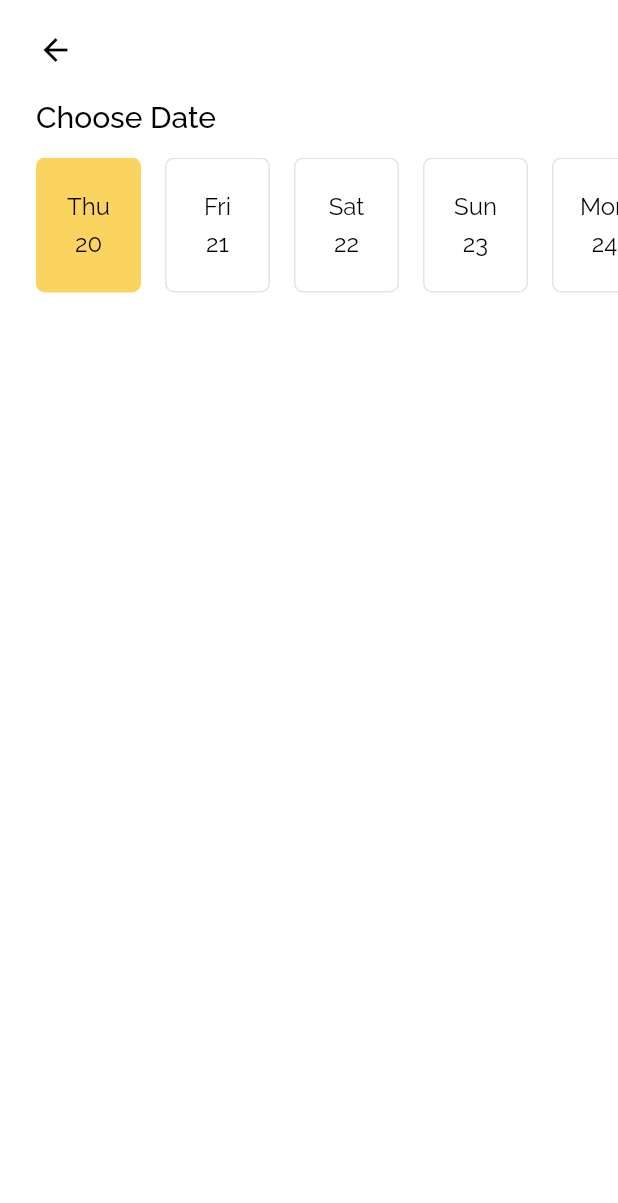
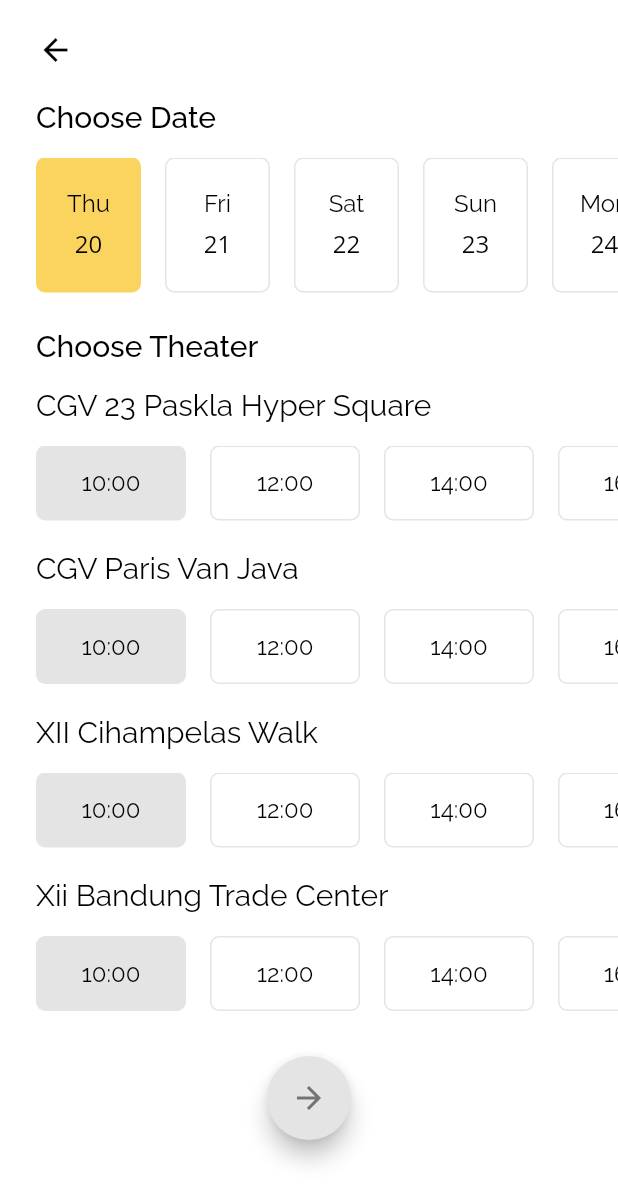
Before and after one commit to MIBR47/Flutix, a Flutter app: the SelectSchedulePage screen opened directly with empty values, on a phone screen of 412 x 824 dp. Shown: the top 1203 px of the screen. Run offline on Flutter 3.47's test engine with Material 2 defaults, Android fonts, the phone set to English and light mode, and no system bars; our stand-ins replace another_flushbar, bloc, cloud_firestore, email_validator, equatable, firebase_auth and 8 more; accounts and stored records are empty; network calls fail.

Commit message:
select seat page

```diff
--- a/lib/bloc/page_bloc.dart
+++ b/lib/bloc/page_bloc.dart
@@ -42,5 +42,8 @@ class PageBloc extends Bloc<PageEvent, PageState> {
     on<GoToSelectSchedulePageEvent>(
       (event, emit) => emit(OnSelectSchedulePageState(event.movieDetail)),
     );
+    on<GoToSelectSeatPageEvent>(
+      (event, emit) => emit(OnSelectSeatPageState(event.ticket)),
+    );
   }
 }
--- a/lib/bloc/page_event.dart
+++ b/lib/bloc/page_event.dart
@@ -53,3 +53,10 @@ class GoToSelectSchedulePageEvent extends PageEvent {
   @override
   List<Object> get props => [movieDetail];
 }
+
+class GoToSelectSeatPageEvent extends PageEvent {
+  final TicketModel ticket;
+  const GoToSelectSeatPageEvent(this.ticket);
+  @override
+  List<Object> get props => [ticket];
+}
--- a/lib/bloc/page_state.dart
+++ b/lib/bloc/page_state.dart
@@ -58,3 +58,10 @@ class OnSelectSchedulePageState extends PageState {
   @override
   List<Object> get props => [movieDetail];
 }
+
+class OnSelectSeatPageState extends PageState {
+  final TicketModel ticket;
+  const OnSelectSeatPageState(this.ticket);
+  @override
+  List<Object> get props => [ticket];
+}
--- a/lib/models/models.dart
+++ b/lib/models/models.dart
@@ -7,3 +7,5 @@ part 'movie.dart';
 part 'promo.dart';
 part 'movie_detail.dart';
 part 'credit.dart';
+part 'theater.dart';
+part 'ticket.dart';
--- /dev/null
+++ b/lib/models/theater.dart
@@ -0,0 +1,15 @@
+part of 'models.dart';
+
+class TheaterModel extends Equatable {
+  final String? name;
+  const TheaterModel(this.name);
+  @override
+  List<Object?> get props => [name];
+}
+
+List<TheaterModel> dummyTheaters = [
+  const TheaterModel("CGV 23 Paskla Hyper Square"),
+  const TheaterModel("CGV Paris Van Java"),
+  const TheaterModel("XII Cihampelas Walk"),
+  const TheaterModel("Xii Bandung Trade Center"),
+];
--- /dev/null
+++ b/lib/models/ticket.dart
@@ -0,0 +1,51 @@
+part of 'models.dart';
+
+class TicketModel extends Equatable {
+  final MovieDetailModel? movieDetail;
+  final TheaterModel? theater;
+  final DateTime? time;
+  final String bookingCode;
+  final List<String>? seats;
+  final String? name;
+  final int totalPrice;
+  const TicketModel(
+      {this.movieDetail,
+      this.theater,
+      this.time,
+      this.bookingCode = "xxxx",
+      this.seats,
+      this.name = '',
+      this.totalPrice = 0});
+
+  TicketModel copyWith({
+    MovieDetailModel? movieDetail,
+    TheaterModel? theater,
+    DateTime? time,
+    String? bookingCode,
+    List<String>? seats,
+    String? name,
+    int? totalPrice,
+  }) =>
+      TicketModel(
+        movieDetail: movieDetail ?? this.movieDetail,
+        theater: theater ?? this.theater,
+        time: time ?? this.time,
+        bookingCode: bookingCode ?? this.bookingCode,
+        seats: seats ?? this.seats,
+        name: name,
+        totalPrice: totalPrice ?? this.totalPrice,
+      );
+
+  String get seatsInString {
+    String s = '';
+
+    for (var seat in seats!) {
+      s += seat + ((seat != seats!.last) ? ', ' : '');
+    }
+    return s;
+  }
+
+  @override
+  List<Object?> get props =>
+      [movieDetail, theater, time, bookingCode, seats, name, totalPrice];
+}
--- a/lib/ui/pages/pages.dart
+++ b/lib/ui/pages/pages.dart
@@ -15,6 +15,7 @@ import 'package:image_picker/image_picker.dart';
 import 'package:intl/intl.dart';
 import 'package:material_design_icons_flutter/material_design_icons_flutter.dart';
 import 'package:provider/provider.dart';
+import 'package:random_string/random_string.dart';
 
 import '../../bloc/bloc.dart';
 
@@ -28,3 +29,4 @@ part 'signUp_page.dart';
 part 'preference_page.dart';
 part 'movie_detail_page.dart';
 part 'select_schedule_page.dart';
+part 'select_seat_page.dart';
--- a/lib/ui/pages/select_schedule_page.dart
+++ b/lib/ui/pages/select_schedule_page.dart
@@ -11,6 +11,9 @@ class SelectSchedulePage extends StatefulWidget {
 class _SelectSchedulePageState extends State<SelectSchedulePage> {
   List<DateTime>? dates;
   DateTime? selectedDate;
+  int? selectedTime;
+  TheaterModel? selectedTheater;
+  bool isValid = false;
 
   @override
   void initState() {
@@ -69,7 +72,7 @@ class _SelectSchedulePageState extends State<SelectSchedulePage> {
                   ],
                 ),
                 Container(
-                    margin: EdgeInsets.fromLTRB(
+                  margin: const EdgeInsets.fromLTRB(
                       defaultMargin, 20, defaultMargin, 16),
                   child: Text(
                     "Choose Date",
@@ -86,9 +89,8 @@ class _SelectSchedulePageState extends State<SelectSchedulePage> {
                       return Container(
                         margin: EdgeInsets.only(
                           left: (index == 0 ? defaultMargin : 0),
-                            right: (index < dates!.length - 1
-                                ? 16
-                                : defaultMargin),
+                          right:
+                              (index < dates!.length - 1 ? 16 : defaultMargin),
                         ),
                         child: DateCard(
                           dates![index],
@@ -103,10 +105,124 @@ class _SelectSchedulePageState extends State<SelectSchedulePage> {
                     },
                   ),
                 ),
-                ],
-              )
+                Container(
+                  margin:
+                      EdgeInsets.fromLTRB(defaultMargin, 0, defaultMargin, 16),
+                  child: Text(
+                    "Choose Theater",
+                    style: blackTextFont.copyWith(fontSize: 20),
+                  ),
+                ),
+                generateTimeTable(),
+                SizedBox(
+                  height: 10,
+                ),
+                Align(
+                  alignment: Alignment.center,
+                  child: BlocBuilder<UserBloc, UserState>(
+                    builder: (_, userState) {
+                      return FloatingActionButton(
+                        backgroundColor:
+                            (isValid) ? mainColor : Color(0xffE4E4E4),
+                        child: Icon(
+                          Icons.arrow_forward,
+                          color: (isValid)
+                              ? Colors.white
+                              : Color.fromARGB(255, 116, 114, 114),
+                        ),
+                        onPressed: () {
+                          if (isValid) {
+                            context.read<PageBloc>().add(
+                                  GoToSelectSeatPageEvent(
+                                    TicketModel(
+                                      movieDetail: widget.movieDetail,
+                                      theater: selectedTheater,
+                                      time: DateTime(
+                                          selectedDate!.year,
+                                          selectedDate!.month,
+                                          selectedDate!.day,
+                                          selectedTime!),
+                                      bookingCode:
+                                          randomAlphaNumeric(12).toUpperCase(),
+                                      seats: null,
+                                      name: (userState as UserLoadedState)
+                                          .user
+                                          .name,
+                                      totalPrice: 0,
+                                    ),
+                                  ),
+                                );
+                          }
+                        },
+                      );
+                    },
+                  ),
+                ),
+                const SizedBox(
+                  height: 50,
+                ),
               ],
             ),
-        ));
+          ],
+        ),
+      ),
+    );
+  }
+
+  Column generateTimeTable() {
+    List<int> schedule = List.generate(7, (index) => 10 + index * 2);
+    List<Widget> widgets = [];
+
+    for (var theater in dummyTheaters) {
+      widgets.add(
+        Container(
+          margin:
+              const EdgeInsets.fromLTRB(defaultMargin, 0, defaultMargin, 16),
+          child: Text(
+            theater.name!,
+            style: blackTextFont.copyWith(
+                fontSize: 20, fontWeight: FontWeight.w400),
+          ),
+        ),
+      );
+      widgets.add(
+        Container(
+          height: 50,
+          margin: const EdgeInsets.only(bottom: 20),
+          child: ListView.builder(
+            scrollDirection: Axis.horizontal,
+            itemCount: schedule.length,
+            itemBuilder: ((_, index) {
+              return Container(
+                margin: EdgeInsets.only(
+                  left: (index == 0 ? defaultMargin : 0),
+                  right: (index < schedule.length - 1 ? 16 : defaultMargin),
+                ),
+                child: SelectableBox(
+                  text: "${schedule[index]}:00",
+                  height: 50,
+                  width: 100,
+                  isselected: selectedTheater == theater &&
+                      selectedTime == schedule[index],
+                  isEnabled: schedule[index] > DateTime.now().hour ||
+                      selectedDate!.day != DateTime.now().day,
+                  onTap: () {
+                    setState(() {
+                      selectedTheater = theater;
+                      selectedTime = schedule[index];
+                      isValid = true;
+                    });
+                  },
+                ),
+              );
+            }),
+          ),
+        ),
+      );
+    }
+    return Column(
+      crossAxisAlignment: CrossAxisAlignment.start,
+      children: widgets,
+    );
   }
 }
--- a/lib/ui/pages/wrapper.dart
+++ b/lib/ui/pages/wrapper.dart
@@ -40,7 +40,9 @@ class Wrapper extends StatelessWidget {
                               ? MovieDetailPage(pageState.movie)
                               : (pageState is OnSelectSchedulePageState)
                                   ? SelectSchedulePage(pageState.movieDetail)
-                                  : const MainPage(),
+                                  : (pageState is OnSelectSeatPageState)
+                                      ? SelectSeatPage(pageState.ticket)
+                                      : const MainPage(),
     );
   }
 }
--- a/lib/ui/widgets/date_card.dart
+++ b/lib/ui/widgets/date_card.dart
@@ -44,8 +44,10 @@ class DateCard extends StatelessWidget {
             ),
             Text(
               date.day.toString(),
-              style: blackTextFont.copyWith(
-                  fontSize: 16, fontWeight: FontWeight.w400),
+              style: whiteNumberFont.copyWith(
+                  color: Colors.black,
+                  fontSize: 16,
+                  fontWeight: FontWeight.w400),
             ),
           ],
         ),
--- a/lib/ui/widgets/selectable_box.dart
+++ b/lib/ui/widgets/selectable_box.dart
@@ -8,6 +8,7 @@ class SelectableBox extends StatelessWidget {
   final String text;
   final Function? onTap;
   final TextStyle? textStyle;
+  final Color color;
   const SelectableBox(
       {this.isselected = false,
       this.isEnabled = true,
@@ -16,13 +17,14 @@ class SelectableBox extends StatelessWidget {
       required this.text,
       this.onTap,
       this.textStyle,
+      this.color = const Color(0xffE4E4E4),
       super.key});
 
   @override
   Widget build(BuildContext context) {
     return GestureDetector(
       onTap: (() {
-        if (onTap != null) {
+        if (onTap != null && isEnabled == true) {
           onTap!();
         }
       }),
@@ -32,17 +34,16 @@ class SelectableBox extends StatelessWidget {
         decoration: BoxDecoration(
           borderRadius: BorderRadius.circular(6),
           color: (!isEnabled)
-              ? const Color(0xffE4E4E4)
+              ? color
               : isselected
                   ? accentColor2
                   : Colors.transparent,
           border: Border.all(
-            color: (!isEnabled)
-                ? const Color(0xffE4E4E4)
-                : isselected
-                    ? Colors.transparent
-                    : const Color(0xffE4E4E4),
-          ),
+              color: (!isEnabled)
+                  ? color
+                  : isselected
+                      ? Colors.transparent
+                      : color),
         ),
         child: Center(
           child: Text(
--- a/pubspec.yaml
+++ b/pubspec.yaml
@@ -48,6 +48,7 @@ dependencies:
   intl: ^0.17.0
   material_design_icons_flutter: ^5.0.6996
   provider: ^6.0.3
+  random_string: ^2.3.1
 
 dev_dependencies:
   flutter_lints: ^2.0.0
```
Also changed, not shown: lib/ui/pages/select_seat_page.dart (added, +257 -0 lines), lib/ui/pages/checkout_page.dart (added), pubspec.lock. Lines whose indentation alone changed are shown as unchanged.
